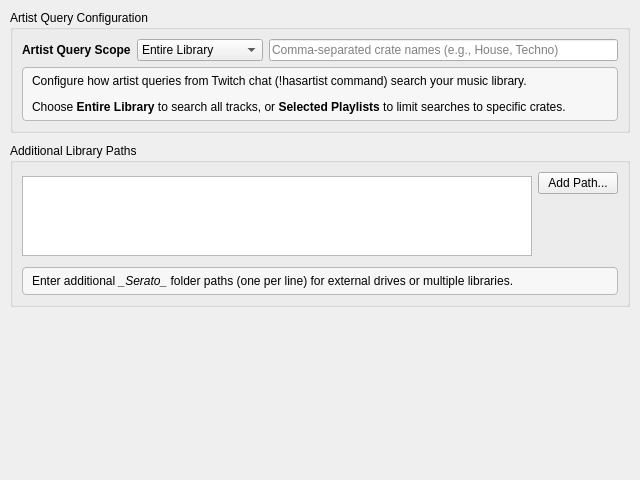
Qt form nowplaying/resources/ui/inputs_serato3_library.ui (whatsnowplaying/whats-now-playing) before a commit.
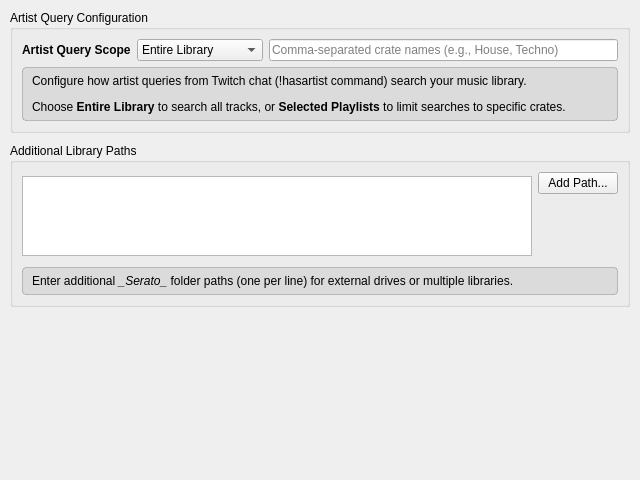
The same form after that commit.

Commit message:
fix: replace unreliable QSS palette() with translucent overlay (#1795)
QSS 'palette(alternate-base)'/'palette(mid)' don't reliably track a
live macOS dark-mode switch, leaving the callout boxes added in
text correctly followed the palette to light/white), making the text
unreadable in Dark mode. Use a theme-agnostic translucent gray
overlay instead, which blends with whatever's actually behind it
regardless of palette resolution.

What changed in the file:
```diff
--- a/nowplaying/resources/ui/inputs_serato3_library.ui
+++ b/nowplaying/resources/ui/inputs_serato3_library.ui
@@ -90,7 +90,7 @@
          <bool>true</bool>
         </property>
         <property name="styleSheet">
-         <string notr="true">background-color: palette(alternate-base); border: 1px solid palette(mid); border-radius: 4px; padding: 6px;</string>
+         <string notr="true">background-color: rgba(128, 128, 128, 40); border: 1px solid rgba(128, 128, 128, 110); border-radius: 4px; padding: 6px;</string>
         </property>
        </widget>
       </item>
@@ -164,7 +164,7 @@
          <bool>true</bool>
         </property>
         <property name="styleSheet">
-         <string notr="true">background-color: palette(alternate-base); border: 1px solid palette(mid); border-radius: 4px; padding: 6px;</string>
+         <string notr="true">background-color: rgba(128, 128, 128, 40); border: 1px solid rgba(128, 128, 128, 110); border-radius: 4px; padding: 6px;</string>
         </property>
        </widget>
       </item>
```
The commit also changes 4 other files.
